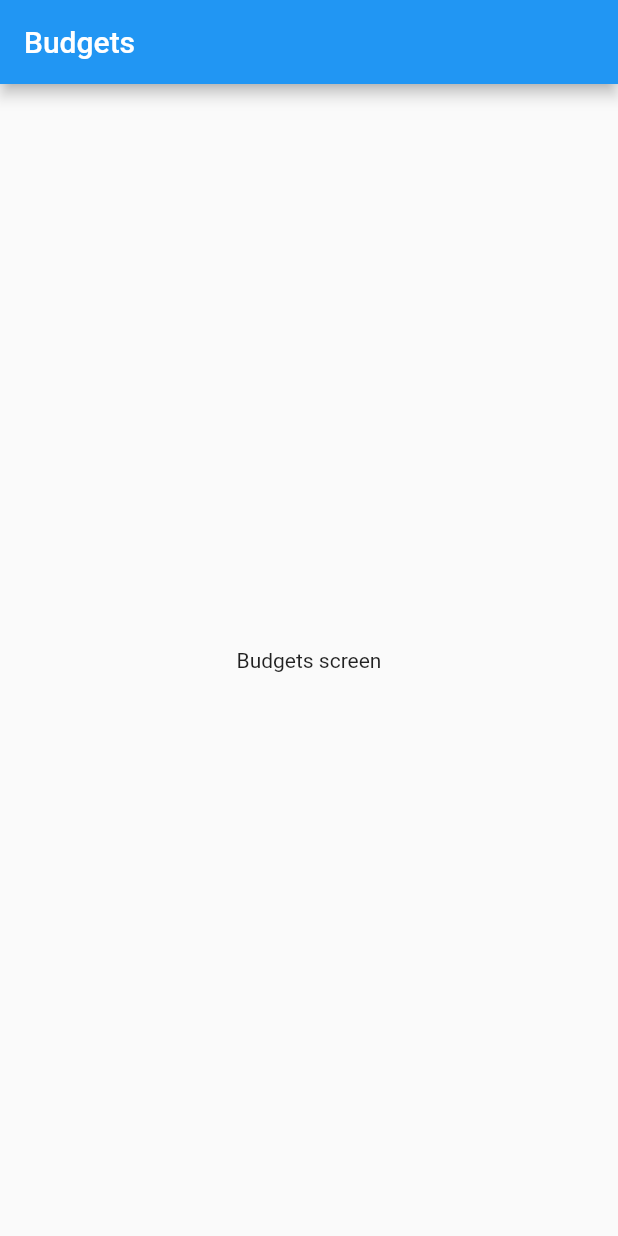
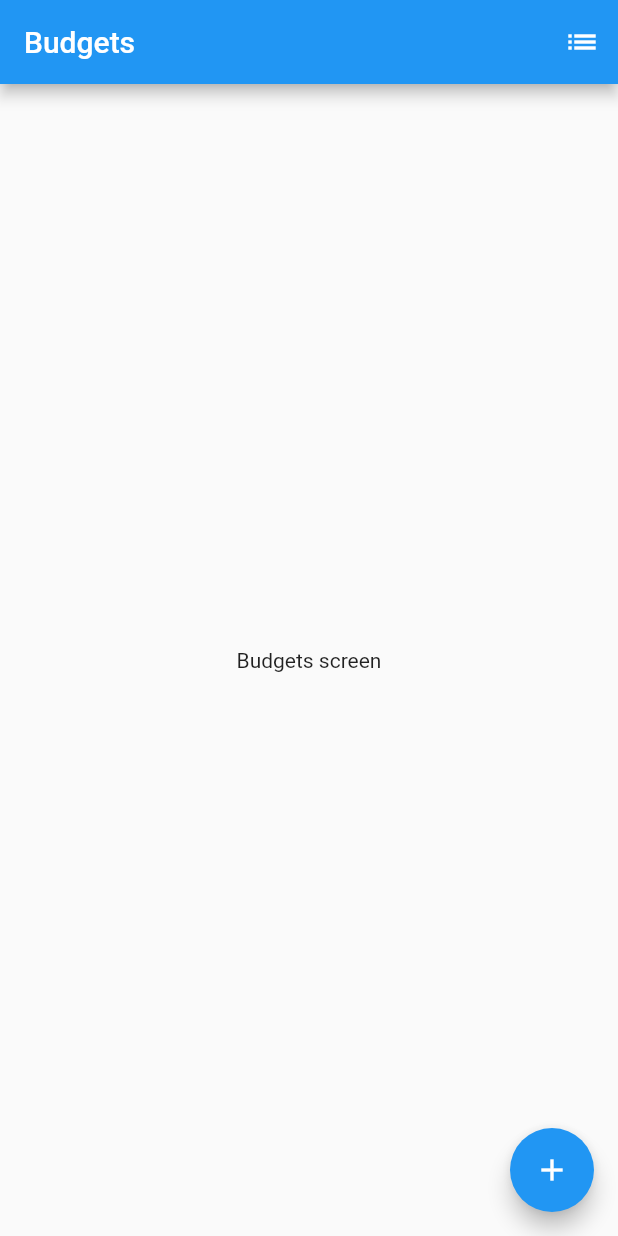
Before and after one commit to HRahimy/budgeter, a Flutter app: the screen it shows after launch, on a phone screen of 412 x 824 dp. Run offline on Flutter 3.47's test engine with Material 2 defaults, Android fonts, the light colour scheme and no system bars; our stand-ins replace bloc, equatable.

Commit message:
Add action and navigation button to budgets screen

```diff
--- a/lib/budgets/widgets/budgets_screen.dart
+++ b/lib/budgets/widgets/budgets_screen.dart
@@ -9,10 +9,20 @@ class BudgetsScreen extends StatelessWidget {
     return Scaffold(
       appBar: AppBar(
         title: const Text('Budgets'),
+        actions: [
+          IconButton(
+            onPressed: () {},
+            icon: const Icon(Icons.list),
+          )
+        ],
       ),
       body: const Center(
         child: Text('Budgets screen'),
       ),
+      floatingActionButton: FloatingActionButton(
+        onPressed: () {},
+        child: const Icon(Icons.add),
+      ),
     );
   }
 }
```
